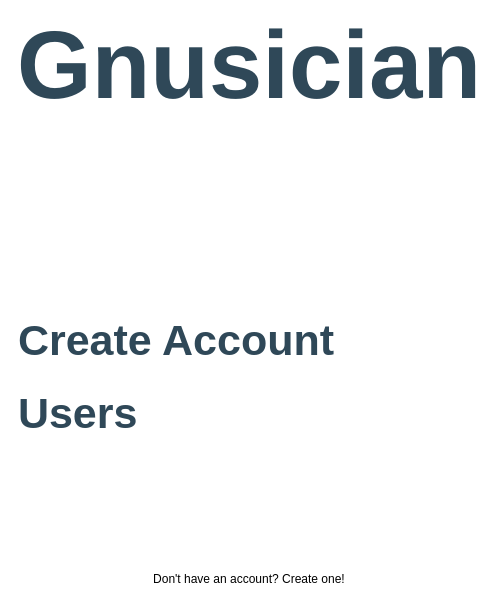
Before: the Qt Designer form loginManager.ui in gnusicianProject/gnusician, drawn with Qt 5.
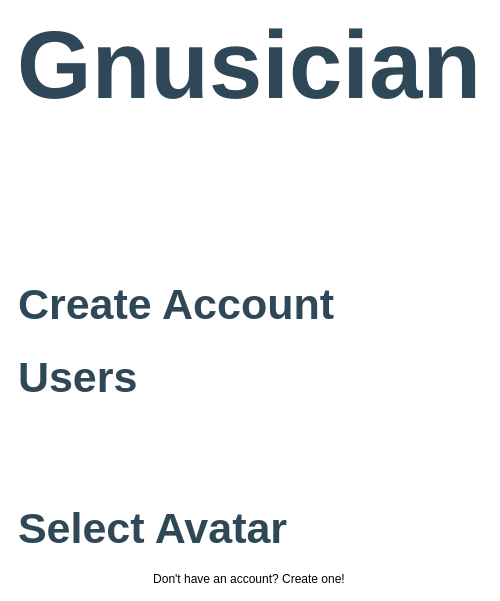
After: the same form once the commit is applied.

Commit message: Add avatar selection in account creation

Patch:
```diff
--- a/loginManager.ui
+++ b/loginManager.ui
@@ -128,7 +128,7 @@
            <x>0</x>
            <y>0</y>
            <width>464</width>
-           <height>95</height>
+           <height>68</height>
           </rect>
          </property>
          <layout class="QVBoxLayout" name="vlScrollArea">
@@ -142,6 +142,26 @@
      </layout>
     </widget>
    </item>
+   <item>
+    <widget class="QWidget" name="frameAvatarWidget" native="true">
+     <layout class="QGridLayout" name="glAvatar">
+      <item row="0" column="0">
+       <widget class="QLabel" name="lAvatar">
+        <property name="font">
+         <font>
+          <pointsize>32</pointsize>
+          <weight>75</weight>
+          <bold>true</bold>
+         </font>
+        </property>
+        <property name="text">
+         <string>Select Avatar</string>
+        </property>
+       </widget>
+      </item>
+     </layout>
+    </widget>
+   </item>
    <item>
     <widget class="QPushButton" name="pbSwitchView">
      <property name="text">
```
The commit also changes 4 other files.
